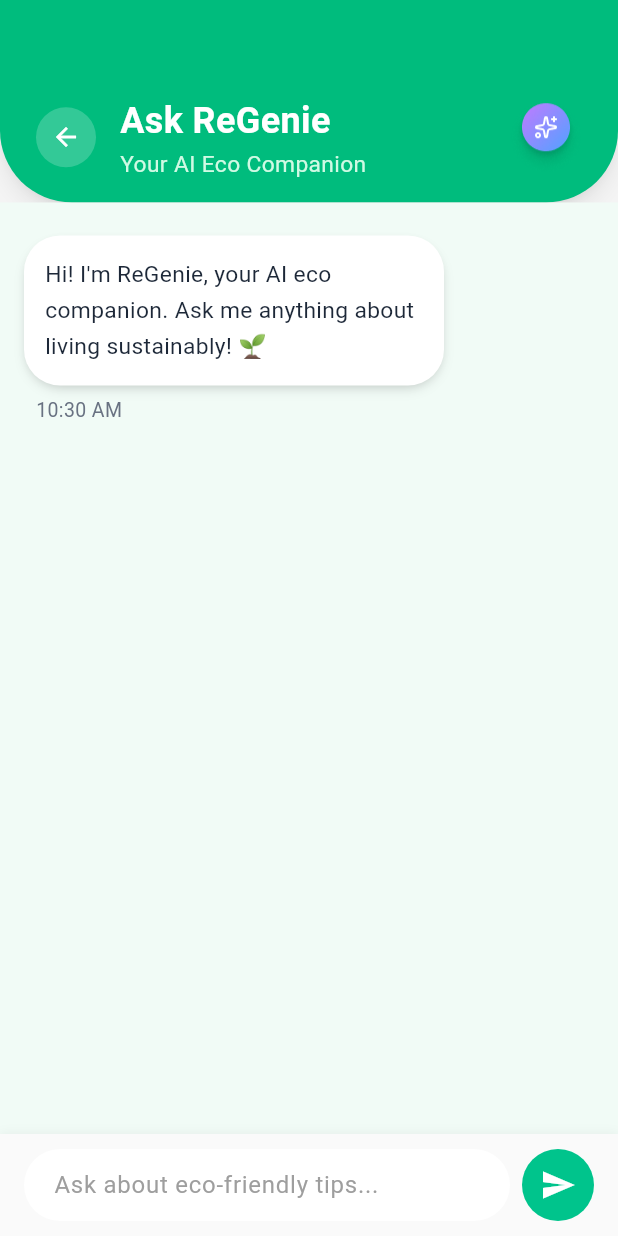
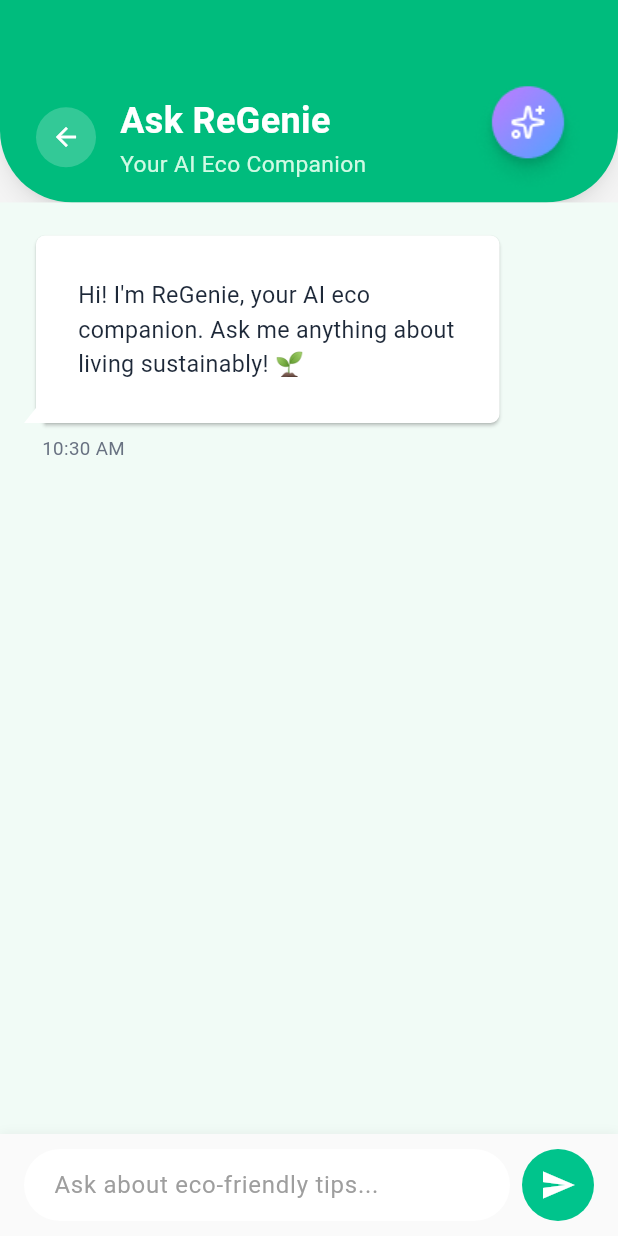
Before and after one commit to sam-in07/ReGenie, a Flutter app: the ChatScreen screen opened directly, on a phone screen of 412 x 824 dp. Run offline on Flutter 3.47's test engine with Material 3 defaults, Android fonts, the phone set to English and light mode, and no system bars; drawn by our look-alikes of bubble; our stand-ins replace chat_bubbles, cloud_firestore, dartz, equatable, firebase_auth, firebase_core and 7 more; accounts and stored records are empty; statements that could not run were skipped.

Commit message:
feat: Integrate Markdown support in Chat and update UI components
Refactors the chat interface to support Markdown rendering within message bubbles, adds new dependencies, and adjusts widget layouts.

- **ChatScreen:**
  - Replace custom message container with `Bubble` widget for better styling.
  - Implement `Markdown` widget to render message text.
  - Adjust alignment, padding, and color logic for user vs. AI messages.

- **UI Updates:**
  - Increase dimensions of the chat AI icon in `figma_header_chat.dart` to 72x72.
  - Add vertical spacing (`SizedBox`) in `SmallCard` to improve layout.

- **Dependencies:**
  - Add `chat_bubbles` and `bubble` to `pubspec.yaml`.
  - Update `pubspec.lock` including upgrades to `google_maps_flutter`, `webview_flutter`, and `path_provider`.

- **Platform:**
  - Update `GeneratedPluginRegistrant.swift` for macOS.

```diff
--- a/lib/presentation/Chat/Pages/chat_screen.dart
+++ b/lib/presentation/Chat/Pages/chat_screen.dart
@@ -1,9 +1,15 @@
+import 'package:bubble/bubble.dart';
 import 'package:flutter/material.dart';
+import 'package:flutter_markdown_plus/flutter_markdown_plus.dart';
 import 'package:intl/intl.dart';
 import 'package:regenie/core/firebase/ai_service.dart';
 import 'package:regenie/presentation/widgets/Button_Cards/figma_header_chat.dart';
 
 import 'package:regenie/presentation/widgets/primary_header.dart';
+import 'package:chat_bubbles/chat_bubbles.dart';
+
+
+
 
 
 class ChatScreen extends StatefulWidget {
@@ -101,60 +107,125 @@ class _ChatScreenState extends State<ChatScreen> {
                   final message = _messages[index];
                   final isUser = message['isUser'] as bool;
 
+                  // return Column(
+                  //   crossAxisAlignment:
+                  //   isUser ? CrossAxisAlignment.end : CrossAxisAlignment.start,
+                  //   children: [
+                  //     Container(
+                  //       margin: const EdgeInsets.symmetric(vertical: 6),
+                  //       padding: const EdgeInsets.all(14),
+                  //       constraints: const BoxConstraints(maxWidth: 280),
+                  //       decoration: BoxDecoration(
+                  //         color: isUser
+                  //             ? const Color(0xFF00C48C)
+                  //             : Colors.white,
+                  //         borderRadius: BorderRadius.circular(24),
+                  //         boxShadow: const [
+                  //           BoxShadow(
+                  //             color: Color(0x19000000),
+                  //             blurRadius: 4,
+                  //             offset: Offset(0, 2),
+                  //             spreadRadius: -2,
+                  //           ),
+                  //           BoxShadow(
+                  //             color: Color(0x19000000),
+                  //             blurRadius: 6,
+                  //             offset: Offset(0, 4),
+                  //             spreadRadius: -1,
+                  //           ),
+                  //         ],
+                  //       ),
+                  //       child: Text(
+                  //         message['text'],
+                  //         style: TextStyle(
+                  //           color:
+                  //           isUser ? Colors.white : const Color(0xFF1D2838),
+                  //           fontSize: 15.2,
+                  //           height: 1.6,
+                  //         ),
+                  //       ),
+                  //     ),
+                  //     Padding(
+                  //       padding: EdgeInsets.only(
+                  //           left: isUser ? 0 : 8,
+                  //           right: isUser ? 8 : 0,
+                  //           bottom: 4),
+                  //       child: Text(
+                  //         message['time'],
+                  //         style: const TextStyle(
+                  //           color: Color(0xFF697282),
+                  //           fontSize: 13,
+                  //           height: 1.6,
+                  //         ),
+                  //       ),
+                  //     ),
+                  //   ],
+                  // );
                   return Column(
                     crossAxisAlignment:
                     isUser ? CrossAxisAlignment.end : CrossAxisAlignment.start,
                     children: [
-                      Container(
-                        margin: const EdgeInsets.symmetric(vertical: 6),
-                        padding: const EdgeInsets.all(14),
-                        constraints: const BoxConstraints(maxWidth: 280),
-                        decoration: BoxDecoration(
-                          color: isUser
-                              ? const Color(0xFF00C48C)
-                              : Colors.white,
-                          borderRadius: BorderRadius.circular(24),
-                          boxShadow: const [
-                            BoxShadow(
-                              color: Color(0x19000000),
-                              blurRadius: 4,
-                              offset: Offset(0, 2),
-                              spreadRadius: -2,
+                      // BubbleSpecialThree(
+                      //   text: message['text'],
+                      //   tail: true,
+                      //   color: isUser
+                      //       ? const Color(0xFF00C48C)
+                      //       : Colors.white,
+                      //   isSender: isUser,
+                      //   textStyle: TextStyle(
+                      //     color: isUser ? Colors.white : const Color(0xFF1D2838),
+                      //     fontSize: 15.5,
+                      //     height: 1.5,
+                      //   ),
+                      // ),
+                  Bubble(
+                  alignment: isUser ? Alignment.topRight : Alignment.topLeft,
+                    nip: isUser ? BubbleNip.rightBottom : BubbleNip.leftBottom,
+                    color: isUser ? const Color(0xFF00C48C) : Colors.white,
+                    margin: const BubbleEdges.symmetric(vertical: 6),
+                    padding: const BubbleEdges.all(0), // remove bubble padding
+                    child: ConstrainedBox(
+                      constraints: BoxConstraints(
+                        maxWidth: MediaQuery.of(context).size.width * 0.75, // 75% bubble width
+                        minWidth: 40,
+                      ),
+                      child: Container(
+                        padding: const EdgeInsets.all(12),
+                        child: Markdown(
+                          data: message['text'],
+                          shrinkWrap: true,
+                          physics: NeverScrollableScrollPhysics(),
+                          styleSheet: MarkdownStyleSheet(
+                            p: TextStyle(
+                              color: isUser ? Colors.white : const Color(0xFF1D2838),
+                              fontSize: 15.5,
+                              height: 1.5,
                             ),
-                            BoxShadow(
-                              color: Color(0x19000000),
-                              blurRadius: 6,
-                              offset: Offset(0, 4),
-                              spreadRadius: -1,
-                            ),
-                          ],
-                        ),
-                        child: Text(
-                          message['text'],
-                          style: TextStyle(
-                            color:
-                            isUser ? Colors.white : const Color(0xFF1D2838),
-                            fontSize: 15.2,
-                            height: 1.6,
                           ),
                         ),
                       ),
+                    ),
+                  ),
+
+
                       Padding(
                         padding: EdgeInsets.only(
-                            left: isUser ? 0 : 8,
-                            right: isUser ? 8 : 0,
-                            bottom: 4),
+                          left: isUser ? 0 : 12,
+                          right: isUser ? 12 : 0,
+                          top: 2,
+                          bottom: 8,
+                        ),
                         child: Text(
                           message['time'],
                           style: const TextStyle(
                             color: Color(0xFF697282),
-                            fontSize: 13,
-                            height: 1.6,
+                            fontSize: 12.5,
                           ),
                         ),
                       ),
                     ],
                   );
+
                 },
               ),
             ),
--- a/lib/presentation/widgets/Button_Cards/figma_header_chat.dart
+++ b/lib/presentation/widgets/Button_Cards/figma_header_chat.dart
@@ -103,8 +103,8 @@ Widget buildFigmaHeader(BuildContext context) {
           // ),
           Image.asset(
             "assets/images/chat_ai.png",
-            width: 48,
-            height: 48,
+            width: 72,
+            height: 72,
           )
 
         ],
--- a/lib/presentation/widgets/Button_Cards/small_card.dart
+++ b/lib/presentation/widgets/Button_Cards/small_card.dart
@@ -32,9 +32,11 @@ class SmallCard extends StatelessWidget {
         ],
       ),
       child: Column(
+
         crossAxisAlignment: CrossAxisAlignment.start,
         children: [
           // 🌟 Replace Icon() with your asset image
+          const SizedBox(height: 18),
           Image.asset(
             iconPath,
             width: 48,   // adjust icon size
--- a/pubspec.yaml
+++ b/pubspec.yaml
@@ -87,6 +87,9 @@ dependencies:
   fl_chart: ^1.1.1
   #devise info
   device_info_plus: ^12.2.0
+  #chat_bubbles:
+  chat_bubbles: ^1.7.0
+  bubble: ^1.2.1
 
 
 
```
Also changed, not shown: pubspec.lock, 1 other file.
